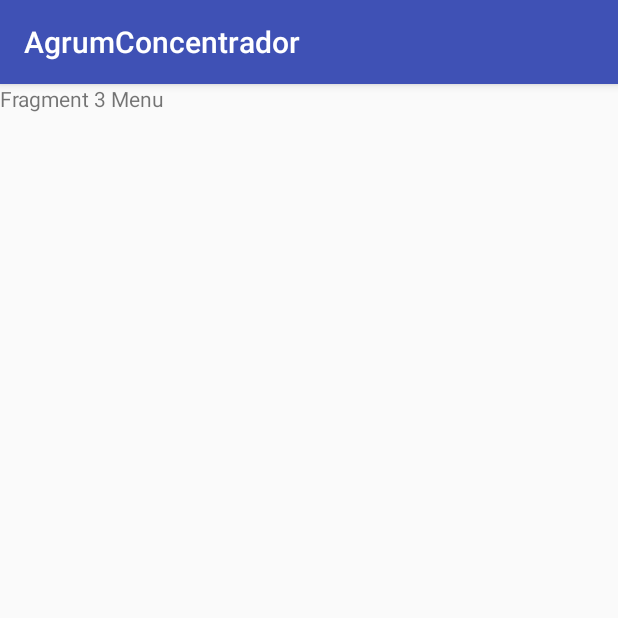
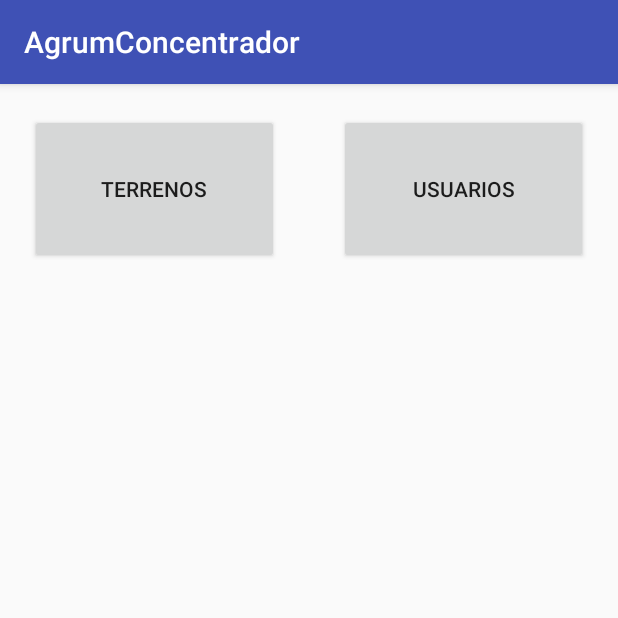
Before and after one commit to diegoochoac/AgrumConcentrador, an Android app: the screen it shows after launch (NavigationViewActivity), in the side drawer, after a tap on "Administrar", on a phone screen of 412 x 824 dp, the top half of it. Run offline under Robolectric (Android 15) with nearby library versions, the phone set to English and light mode, and no system bars.

Commit message:
Consulta base de datos de Usuarios funciona

```diff
--- a/app/src/main/java/com/concentrador/agrum/agrumconcentrador/fragments/MenuFragment3.java
+++ b/app/src/main/java/com/concentrador/agrum/agrumconcentrador/fragments/MenuFragment3.java
@@ -1,14 +1,40 @@
 package com.concentrador.agrum.agrumconcentrador.fragments;
 
+import android.content.Context;
 import android.os.Bundle;
 import android.support.v4.app.Fragment;
+import android.util.Log;
 import android.view.LayoutInflater;
 import android.view.View;
 import android.view.ViewGroup;
+import android.widget.ArrayAdapter;
+import android.widget.Button;
+import android.widget.ListView;
 
 import com.concentrador.agrum.agrumconcentrador.R;
+import com.concentrador.agrum.agrumconcentrador.database.DatabaseHelper;
+import com.concentrador.agrum.agrumconcentrador.database.Usuario;
+import com.concentrador.agrum.agrumconcentrador.utils.UsuarioAdapter;
+import com.j256.ormlite.android.apptools.OpenHelperManager;
+import com.j256.ormlite.dao.Dao;
+import com.j256.ormlite.field.types.StringBytesType;
 
-public class MenuFragment3 extends Fragment {
+import java.sql.SQLException;
+import java.util.ArrayList;
+import java.util.List;
+import java.util.ListIterator;
+
+public class MenuFragment3 extends Fragment implements View.OnClickListener {
+
+    private DatabaseHelper databaseHelper = null;
+    private Button BtnUsuarios, BtnTerreno;
+    private ListView listview;
+
+    private Dao<Usuario, Integer> usuarioDao;
+    private List<Usuario> usuarioList;
+    private UsuarioAdapter adapter = null;
+
+    Context thiscontext;
 
     public MenuFragment3() {
         // Required empty public constructor
@@ -18,6 +44,77 @@ public class MenuFragment3 extends Fragment {
     public View onCreateView(LayoutInflater inflater, ViewGroup container,
                              Bundle savedInstanceState) {
         // Inflate the layout for this fragment
-        return inflater.inflate(R.layout.menu_fragment3, container, false);
+        View rootview = inflater.inflate(R.layout.menu_fragment3, container, false);
+        setHasOptionsMenu(true);        //habilitar el action Bar para tener botones
+        inicializarComponentes(rootview);
+        thiscontext = container.getContext();
+        return rootview;
     }
+
+    private DatabaseHelper getHelper() {
+        if (databaseHelper == null) {
+            databaseHelper = OpenHelperManager.getHelper(getActivity(), DatabaseHelper.class);
+        }
+        return databaseHelper;
+    }
+
+    @Override
+    public void onDestroy() {
+        super.onDestroy();
+        if (databaseHelper != null) {
+            OpenHelperManager.releaseHelper();
+            databaseHelper = null;
+        }
+    }
+
+    private void inicializarComponentes(View view) {
+
+        listview = (ListView) view.findViewById(R.id.listViewfragment);
+
+        BtnUsuarios = (Button)view.findViewById(R.id.btnUsuarios);
+        BtnTerreno = (Button)view.findViewById(R.id.btnTerreno);
+        BtnUsuarios.setOnClickListener(this);
+        BtnTerreno.setOnClickListener(this);
+
+    }
+
+    @Override
+    public void onResume() {
+        super.onResume();
+    }
+
+    @Override
+    public void onPause() {
+        super.onPause();
+    }
+
+
+    @Override
+    public void onClick(View view) {
+        Log.i("MenuFragment3", "onClick");
+
+        switch (view.getId()) {
+            case R.id.btnUsuarios:
+
+                try {
+
+                    usuarioDao =  getHelper().getUsuarioDao();
+                    usuarioList = usuarioDao.queryForAll();
+                    adapter = new UsuarioAdapter(thiscontext, R.layout.row, usuarioList);
+                    listview.setAdapter(adapter);
+
+                    Log.i("MenuFragment3", "inicializarComponentes");
+
+
+                }catch (SQLException e) {
+                    e.printStackTrace();
+                }
+
+                break;
+            case R.id.btnTerreno:
+                break;
+        }
+    }
+
+
 }
--- a/app/src/main/res/layout/menu_fragment2.xml
+++ b/app/src/main/res/layout/menu_fragment2.xml
@@ -3,7 +3,7 @@
     android:layout_height="match_parent"
     tools:context=".fragments.MenuFragment1">
 
-    <TextView android:layout_width="match_parent" android:layout_height="match_parent"
-        android:text="@string/fragment2" />
+
+
 
 </FrameLayout>
--- a/app/src/main/res/layout/menu_fragment3.xml
+++ b/app/src/main/res/layout/menu_fragment3.xml
@@ -1,9 +1,49 @@
 <FrameLayout xmlns:android="http://schemas.android.com/apk/res/android"
     xmlns:tools="http://schemas.android.com/tools" android:layout_width="match_parent"
     android:layout_height="match_parent"
-    tools:context=".fragments.MenuFragment1">
+    tools:context=".fragments.MenuFragment3">
 
-    <TextView android:layout_width="match_parent" android:layout_height="match_parent"
-        android:text="@string/fragment3" />
+
+    <LinearLayout
+        android:orientation="vertical"
+        android:layout_width="match_parent"
+        android:layout_height="match_parent"
+        android:layout_gravity="right|top">
+
+        <LinearLayout
+            android:orientation="horizontal"
+            android:layout_width="match_parent"
+            android:layout_height="wrap_content"
+            android:layout_marginTop="20dp">
+
+            <Button
+                android:layout_width="fill_parent"
+                android:layout_height="100dp"
+                android:text="Terrenos"
+                android:id="@+id/btnTerreno"
+                android:layout_gravity="center_horizontal"
+                android:layout_marginLeft="20dp"
+                android:layout_marginRight="20dp"
+                android:layout_weight="1" />
+
+            <Button
+                android:layout_width="fill_parent"
+                android:layout_height="100dp"
+                android:text="Usuarios"
+                android:id="@+id/btnUsuarios"
+                android:layout_marginRight="20dp"
+                android:layout_marginLeft="20dp"
+                android:layout_weight="1" />
+        </LinearLayout>
+
+
+        <ListView
+            android:id="@+id/listViewfragment"
+            android:layout_height="wrap_content"
+            android:layout_width="match_parent"
+            android:layout_marginTop="20dp">
+        </ListView>
+
+    </LinearLayout>
 
 </FrameLayout>
```
Also changed, not shown: app/src/main/java/com/concentrador/agrum/agrumconcentrador/MainActivity.java (+11 -7 lines), app/src/main/java/com/concentrador/agrum/agrumconcentrador/NavigationViewActivity.java (+5 -7 lines), app/src/main/java/com/concentrador/agrum/agrumconcentrador/database/DatabaseHelper.java (+12 -51 lines), app/src/main/java/com/concentrador/agrum/agrumconcentrador/database/Terreno.java (+5 -61 lines), app/src/main/java/com/concentrador/agrum/agrumconcentrador/database/Trabajo.java (+7 -22 lines), app/src/main/java/com/concentrador/agrum/agrumconcentrador/database/Usuario.java (+30 -55 lines), app/src/main/java/com/concentrador/agrum/agrumconcentrador/database/UsuarioReceiver.java (deleted, +0 -81 lines), app/src/main/java/com/concentrador/agrum/agrumconcentrador/fragments/MenuFragment1.java (+37 -7 lines), app/src/main/java/com/concentrador/agrum/agrumconcentrador/utils/UsuarioAdapter.java (added, +69 -0 lines), app/src/main/res/layout/row.xml (added, +40 -0 lines), app/src/main/res/raw/ormlite_config.txt (+38 -9 lines).
